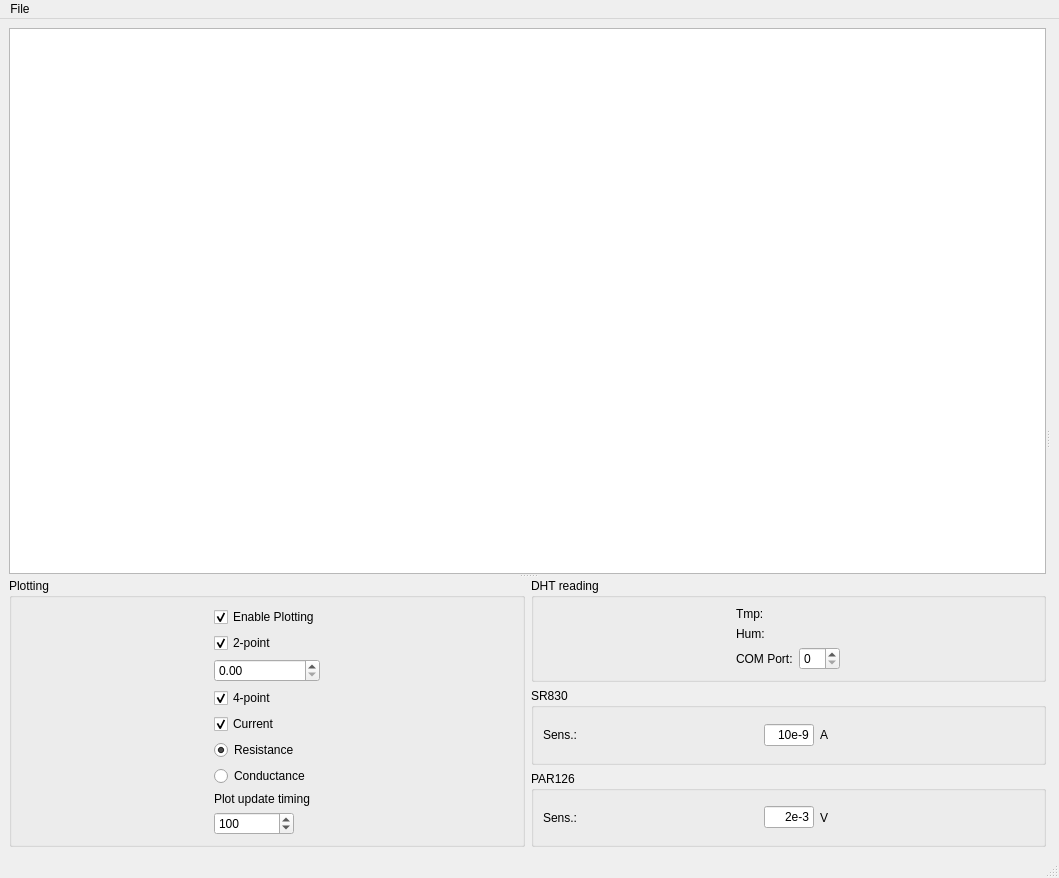
Before: the Qt Designer form mainwindow.ui in MerlinSmiles/lithocontrol, drawn with Qt 5.
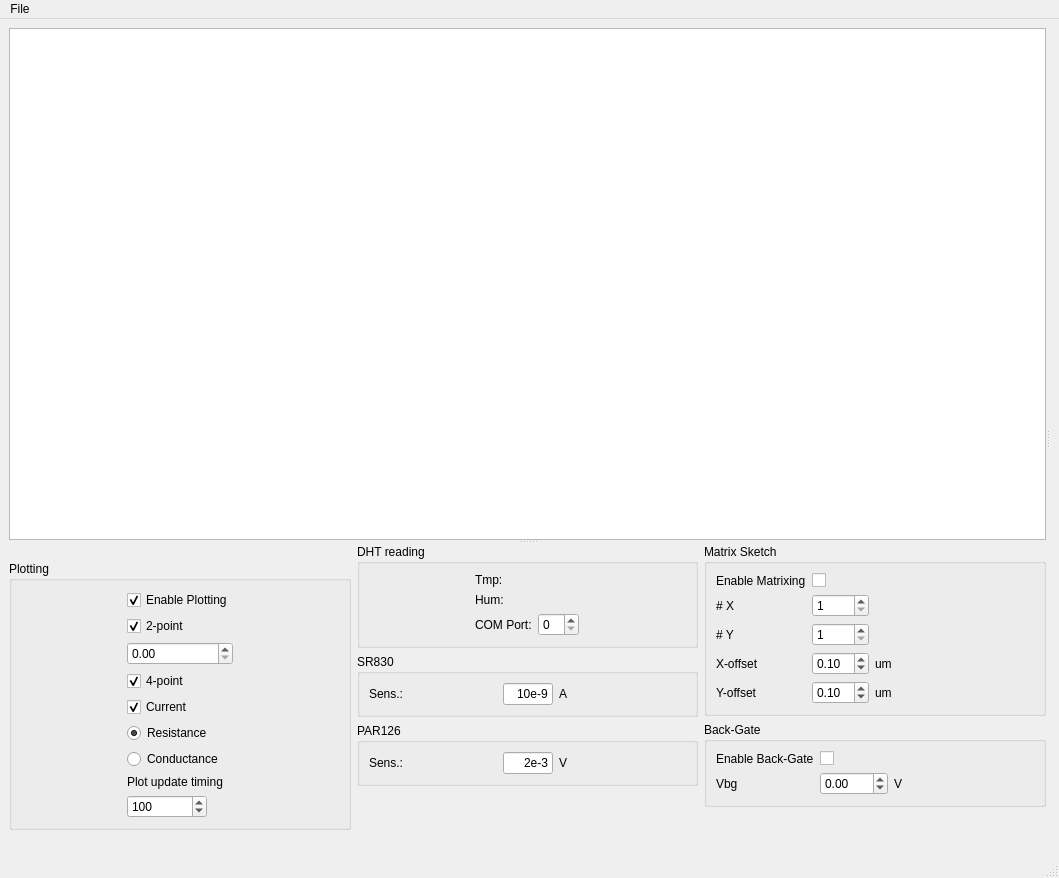
After: the same form once the commit is applied.

```diff
--- a/mainwindow.ui
+++ b/mainwindow.ui
@@ -421,6 +421,237 @@
              </layout>
             </widget>
            </item>
+           <item>
+            <spacer name="verticalSpacer_2">
+             <property name="orientation">
+              <enum>Qt::Vertical</enum>
+             </property>
+             <property name="sizeHint" stdset="0">
+              <size>
+               <width>20</width>
+               <height>40</height>
+              </size>
+             </property>
+            </spacer>
+           </item>
+          </layout>
+         </item>
+         <item row="0" column="3">
+          <layout class="QVBoxLayout" name="verticalLayout">
+           <item>
+            <widget class="QGroupBox" name="groupBox">
+             <property name="title">
+              <string>Matrix Sketch</string>
+             </property>
+             <layout class="QGridLayout" name="gridLayout_4">
+              <item row="3" column="3">
+               <widget class="QDoubleSpinBox" name="matrix_dx">
+                <property name="wrapping">
+                 <bool>false</bool>
+                </property>
+                <property name="singleStep">
+                 <double>0.010000000000000</double>
+                </property>
+                <property name="value">
+                 <double>0.100000000000000</double>
+                </property>
+               </widget>
+              </item>
+              <item row="4" column="3">
+               <widget class="QDoubleSpinBox" name="matrix_dy">
+                <property name="sizePolicy">
+                 <sizepolicy hsizetype="Maximum" vsizetype="Fixed">
+                  <horstretch>0</horstretch>
+                  <verstretch>0</verstretch>
+                 </sizepolicy>
+                </property>
+                <property name="singleStep">
+                 <double>0.010000000000000</double>
+                </property>
+                <property name="value">
+                 <double>0.100000000000000</double>
+                </property>
+               </widget>
+              </item>
+              <item row="3" column="1">
+               <widget class="QLabel" name="label_7">
+                <property name="text">
+                 <string>X-offset</string>
+                </property>
+               </widget>
+              </item>
+              <item row="0" column="1">
+               <widget class="QLabel" name="label_8">
+                <property name="sizePolicy">
+                 <sizepolicy hsizetype="Maximum" vsizetype="Preferred">
+                  <horstretch>0</horstretch>
+                  <verstretch>0</verstretch>
+                 </sizepolicy>
+                </property>
+                <property name="text">
+                 <string>Enable Matrixing</string>
+                </property>
+               </widget>
+              </item>
+              <item row="4" column="1">
+               <widget class="QLabel" name="label_9">
+                <property name="text">
+                 <string>Y-offset</string>
+                </property>
+               </widget>
+              </item>
+              <item row="3" column="4">
+               <widget class="QLabel" name="label_10">
+                <property name="text">
+                 <string>um</string>
+                </property>
+               </widget>
+              </item>
+              <item row="4" column="4">
+               <widget class="QLabel" name="label_11">
+                <property name="text">
+                 <string>um</string>
+                </property>
+               </widget>
+              </item>
+              <item row="2" column="1">
+               <widget class="QLabel" name="label_13">
+                <property name="text">
+                 <string># Y</string>
+                </property>
+               </widget>
+              </item>
+              <item row="0" column="3">
+               <widget class="QCheckBox" name="matrix_check">
+                <property name="text">
+                 <string/>
+                </property>
+               </widget>
+              </item>
+              <item row="2" column="3">
+               <widget class="QSpinBox" name="matrix_ny">
+                <property name="minimum">
+                 <number>1</number>
+                </property>
+                <property name="maximum">
+                 <number>1000</number>
+                </property>
+                <property name="value">
+                 <number>1</number>
+                </property>
+               </widget>
+              </item>
+              <item row="1" column="3">
+               <widget class="QSpinBox" name="matrix_nx">
+                <property name="minimum">
+                 <number>1</number>
+                </property>
+                <property name="maximum">
+                 <number>1000</number>
+                </property>
+                <property name="value">
+                 <number>1</number>
+                </property>
+               </widget>
+              </item>
+              <item row="1" column="1">
+               <widget class="QLabel" name="label_12">
+                <property name="text">
+                 <string># X</string>
+                </property>
+               </widget>
+              </item>
+             </layout>
+            </widget>
+           </item>
+           <item>
+            <widget class="QGroupBox" name="groupBox_2">
+             <property name="title">
+              <string>Back-Gate</string>
+             </property>
+             <layout class="QGridLayout" name="gridLayout_3">
+              <item row="0" column="0">
+               <widget class="QLabel" name="label_14">
+                <property name="sizePolicy">
+                 <sizepolicy hsizetype="Maximum" vsizetype="Preferred">
+                  <horstretch>0</horstretch>
+                  <verstretch>0</verstretch>
+                 </sizepolicy>
+                </property>
+                <property name="text">
+                 <string>Enable Back-Gate</string>
+                </property>
+               </widget>
+              </item>
+              <item row="1" column="0">
+               <widget class="QLabel" name="label_15">
+                <property name="sizePolicy">
+                 <sizepolicy hsizetype="Maximum" vsizetype="Preferred">
+                  <horstretch>0</horstretch>
+                  <verstretch>0</verstretch>
+                 </sizepolicy>
+                </property>
+                <property name="text">
+                 <string>Vbg</string>
+                </property>
+               </widget>
+              </item>
+              <item row="0" column="1">
+               <widget class="QCheckBox" name="bg_check">
+                <property name="text">
+                 <string/>
+                </property>
+               </widget>
+              </item>
+              <item row="1" column="1">
+               <widget class="QDoubleSpinBox" name="bg_volt">
+                <property name="sizePolicy">
+                 <sizepolicy hsizetype="Maximum" vsizetype="Fixed">
+                  <horstretch>0</horstretch>
+                  <verstretch>0</verstretch>
+                 </sizepolicy>
+                </property>
+                <property name="decimals">
+                 <number>2</number>
+                </property>
+                <property name="minimum">
+                 <double>-200.000000000000000</double>
+                </property>
+                <property name="maximum">
+                 <double>200.000000000000000</double>
+                </property>
+               </widget>
+              </item>
+              <item row="0" column="3">
+               <widget class="QLabel" name="label_16">
+                <property name="text">
+                 <string/>
+                </property>
+               </widget>
+              </item>
+              <item row="1" column="2">
+               <widget class="QLabel" name="label_17">
+                <property name="text">
+                 <string>V</string>
+                </property>
+               </widget>
+              </item>
+             </layout>
+            </widget>
+           </item>
+           <item>
+            <spacer name="verticalSpacer">
+             <property name="orientation">
+              <enum>Qt::Vertical</enum>
+             </property>
+             <property name="sizeHint" stdset="0">
+              <size>
+               <width>20</width>
+               <height>40</height>
+              </size>
+             </property>
+            </spacer>
+           </item>
           </layout>
          </item>
         </layout>
```
